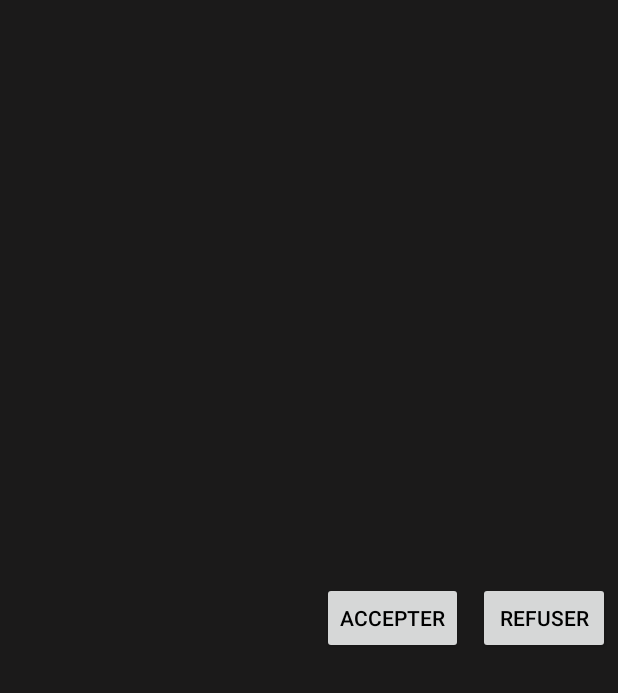
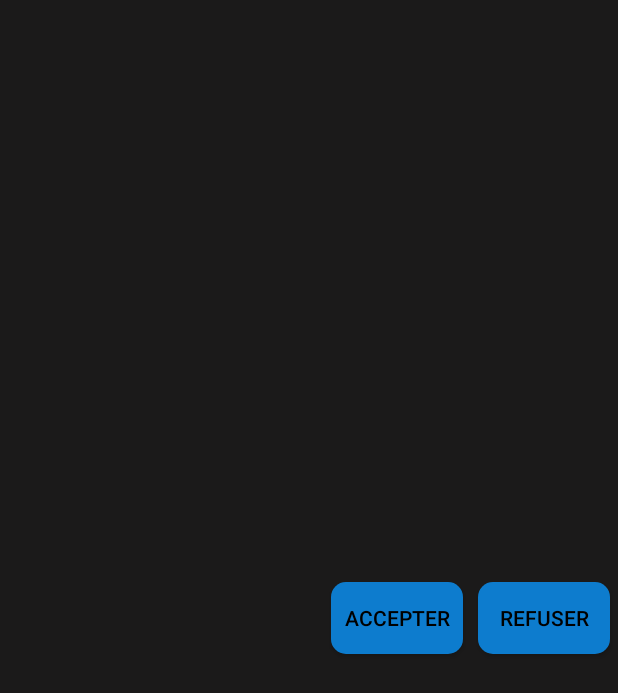
Before and after one commit to JajMeUp/app, an Android app: the layout demande_ami_row.xml on its own in the app's theme, with its tools: preview values and no code run, on a phone screen of 412 x 824 dp. Shown: the top 693 px of the screen. Run offline under Robolectric (Android 15) with nearby library versions, the phone set to English and light mode, and no system bars.

Commit message:
Amélioration boutton ajout ami

```diff
--- a/app/src/main/res/layout/demande_ami_row.xml
+++ b/app/src/main/res/layout/demande_ami_row.xml
@@ -22,7 +22,8 @@
         android:layout_alignParentRight="true"
         android:layout_centerVertical="true"
         android:layout_marginRight="5dp"
-        android:text="Refuser" />
+        android:text="Refuser"
+        android:background="@drawable/button_form"/>
 
     <Button
         android:id="@+id/add_btn"
@@ -31,6 +32,7 @@
         android:layout_toLeftOf="@id/delete_btn"
         android:layout_centerVertical="true"
         android:layout_marginRight="10dp"
-        android:text="Accepter" />
+        android:text="Accepter"
+        android:background="@drawable/button_form"/>
 
 </RelativeLayout>
```
